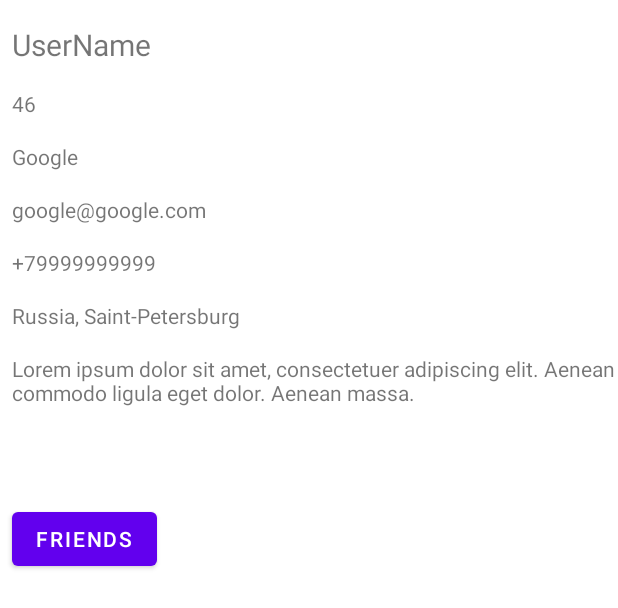
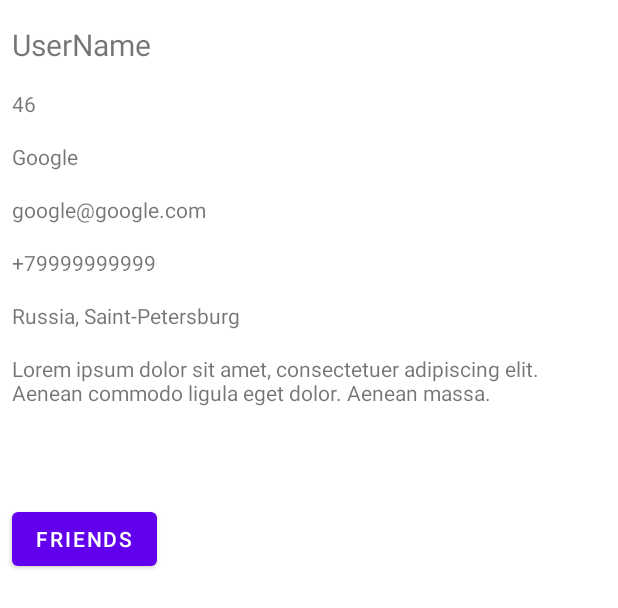
Before and after one commit to andrshab/WaveAccessTest, an Android app: the layout fragment_user.xml on its own in the app's theme, with its tools: preview values and no code run, on a phone screen of 412 x 824 dp. Shown: the top 608 px of the screen. Run offline under Robolectric (Android 15) with nearby library versions, the phone set to English and light mode, and no system bars; network calls fail.

Commit message:
fix padding symmetry warning

```diff
--- a/app/src/main/res/layout/fragment_user.xml
+++ b/app/src/main/res/layout/fragment_user.xml
@@ -14,6 +14,7 @@
         android:layout_height="wrap_content"
         android:layout_marginTop="16dp"
         android:paddingStart="8dp"
+        android:paddingEnd="8dp"
         android:textSize="20sp"
         tools:text="UserName"
         app:layout_constraintTop_toTopOf="parent" />
@@ -24,6 +25,7 @@
         android:layout_height="wrap_content"
         android:layout_marginTop="16dp"
         android:paddingStart="8dp"
+        android:paddingEnd="8dp"
         tools:text="46"
         app:layout_constraintTop_toBottomOf="@+id/user_name_tv"
         tools:layout_editor_absoluteX="46dp" />
@@ -34,7 +36,8 @@
         android:layout_height="wrap_content"
         android:layout_marginTop="16dp"
         android:paddingStart="8dp"
-        android:text="Google"
+        android:paddingEnd="8dp"
+        tools:text="Google"
         app:layout_constraintTop_toBottomOf="@+id/user_age_tv"
         tools:layout_editor_absoluteX="46dp" />
 
@@ -44,6 +47,7 @@
         android:layout_height="wrap_content"
         android:layout_marginTop="16dp"
         android:paddingStart="8dp"
+        android:paddingEnd="8dp"
         tools:text="google@google.com"
         app:layout_constraintTop_toBottomOf="@+id/user_company_tv"
         tools:layout_editor_absoluteX="56dp" />
@@ -54,6 +58,7 @@
         android:layout_height="wrap_content"
         android:layout_marginTop="16dp"
         android:paddingStart="8dp"
+        android:paddingEnd="8dp"
         tools:text="+79999999999"
         app:layout_constraintTop_toBottomOf="@+id/user_email_tv"
         tools:layout_editor_absoluteX="65dp" />
@@ -65,6 +70,7 @@
         tools:text="Russia, Saint-Petersburg"
         android:layout_marginTop="16dp"
         android:paddingStart="8dp"
+        android:paddingEnd="8dp"
         app:layout_constraintTop_toBottomOf="@+id/user_phone_tv"
         tools:layout_editor_absoluteX="75dp" />
 
@@ -74,6 +80,7 @@
         android:layout_height="wrap_content"
         android:layout_marginTop="16dp"
         android:paddingStart="8dp"
+        android:paddingEnd="8dp"
         app:layout_constraintTop_toBottomOf="@+id/user_address_tv"
         tools:layout_editor_absoluteX="0dp"
         tools:text="Lorem ipsum dolor sit amet, consectetuer adipiscing elit. Aenean commodo ligula eget dolor. Aenean massa. " />
```
